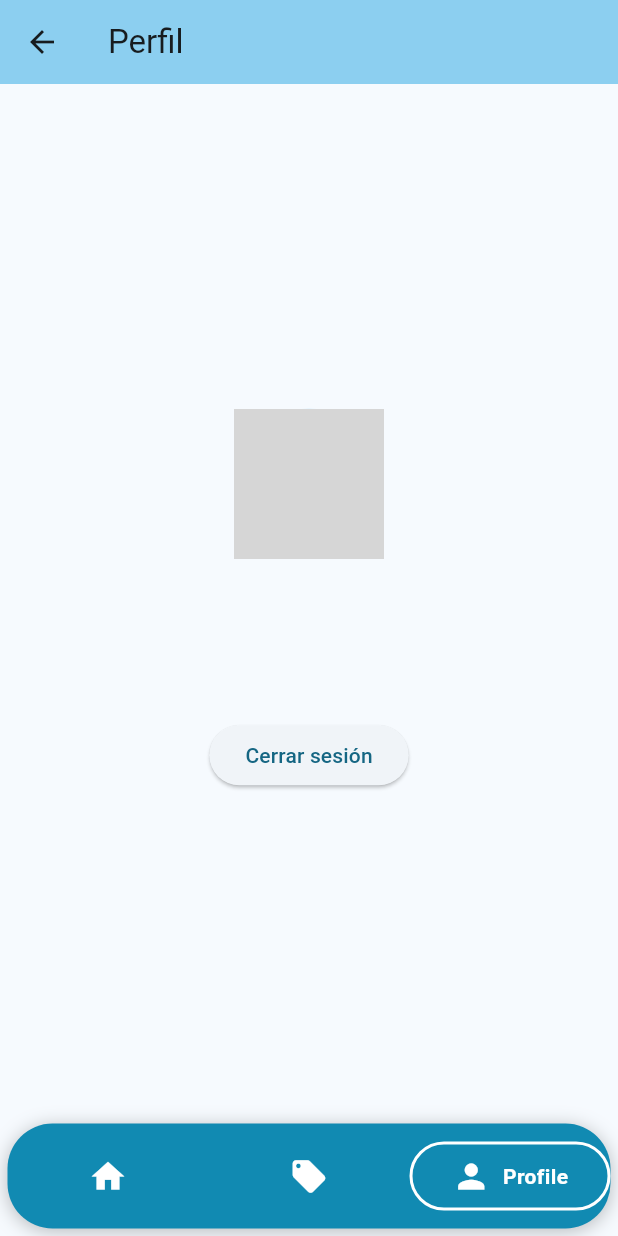
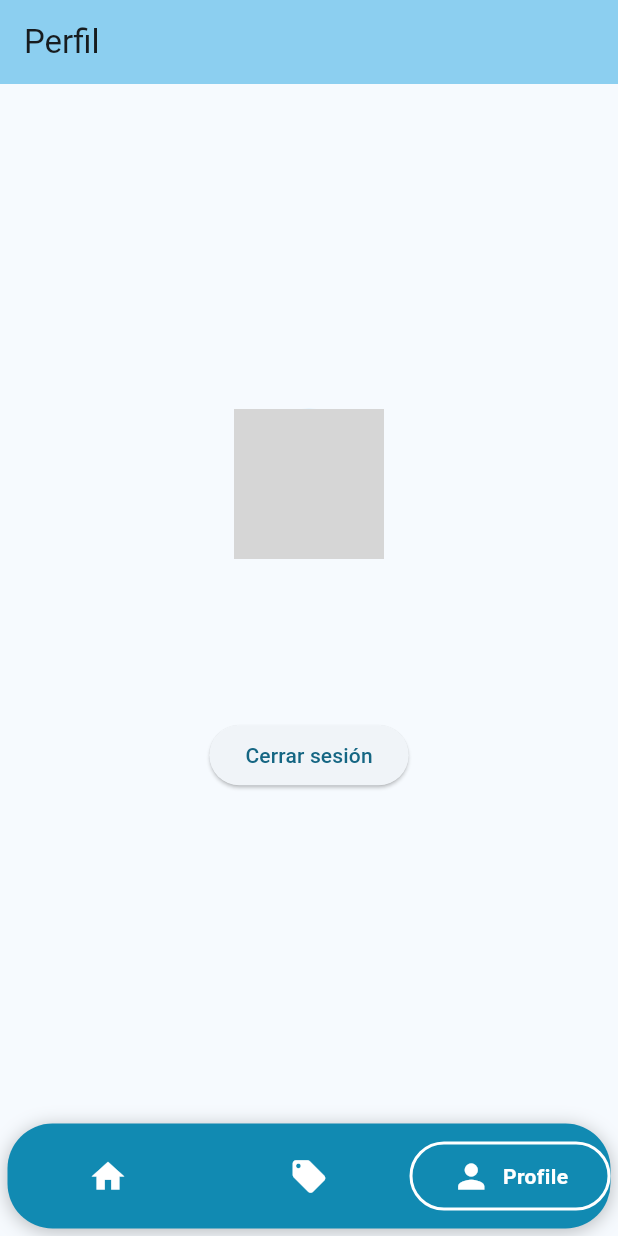
Before and after one commit to mrgomezsv/kidsfun_app, a Flutter app: the MainScreen screen opened by its route, swiped to page 3, on a phone screen of 412 x 824 dp. Run offline on Flutter 3.47's test engine with Material 3 defaults, Android fonts, the phone set to English and light mode, and no system bars; our stand-ins replace firebase_auth, firebase_core, google_sign_in; accounts and stored records are empty; network calls fail; grey boxes are pictures that could not be loaded.

Commit message:
Delete back element in screens

```diff
--- a/lib/home/main_screen.dart
+++ b/lib/home/main_screen.dart
@@ -1,5 +1,4 @@
 import 'package:flutter/material.dart';
-import '../navigation/my_app_bar.dart';
 import '../navigation/bottom_navigation_bar.dart';
 import '../screen_principal/product_screen.dart';
 import '../screen_principal/ticket_screen.dart';
@@ -32,7 +31,11 @@ class _MainScreenState extends State<MainScreen> {
   @override
   Widget build(BuildContext context) {
     return Scaffold(
-      appBar: MyAppBar(title: _screenNames[_currentIndex]), // Usar el nombre de la pantalla actual
+      appBar: AppBar(
+        title: Text(_screenNames[_currentIndex]),
+        backgroundColor: Theme.of(context).colorScheme.inversePrimary,
+        automaticallyImplyLeading: false, // Esto evita que aparezca la flecha para volver atrás
+      ),
       body: PageView(
         controller: _pageController,
         physics: NeverScrollableScrollPhysics(), // Evita el desplazamiento horizontal
```
